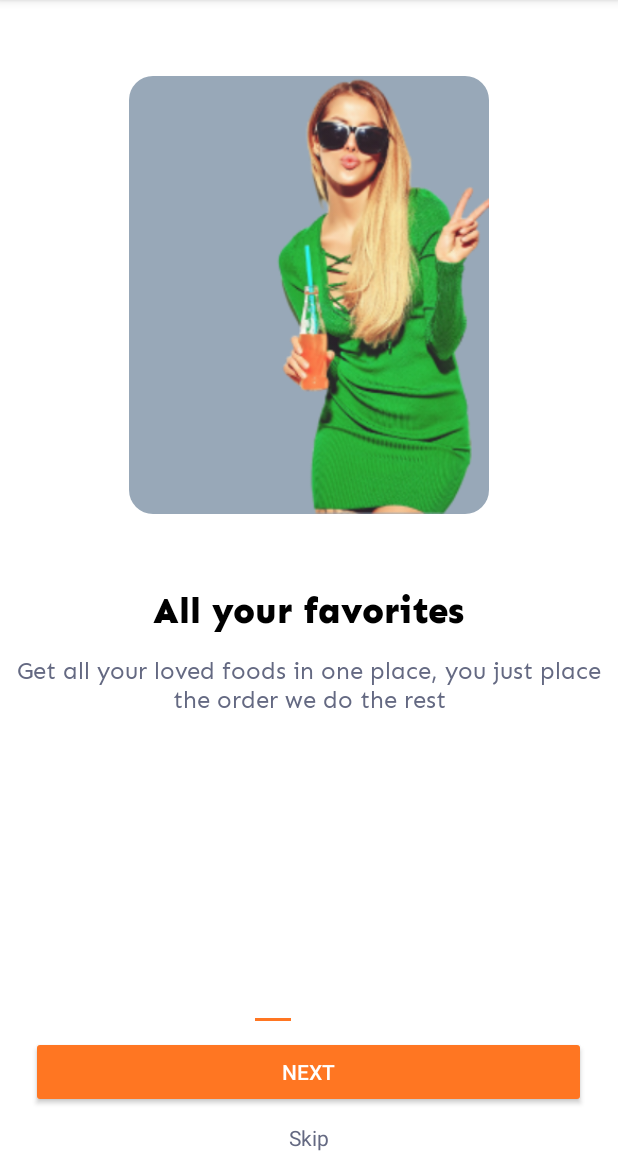
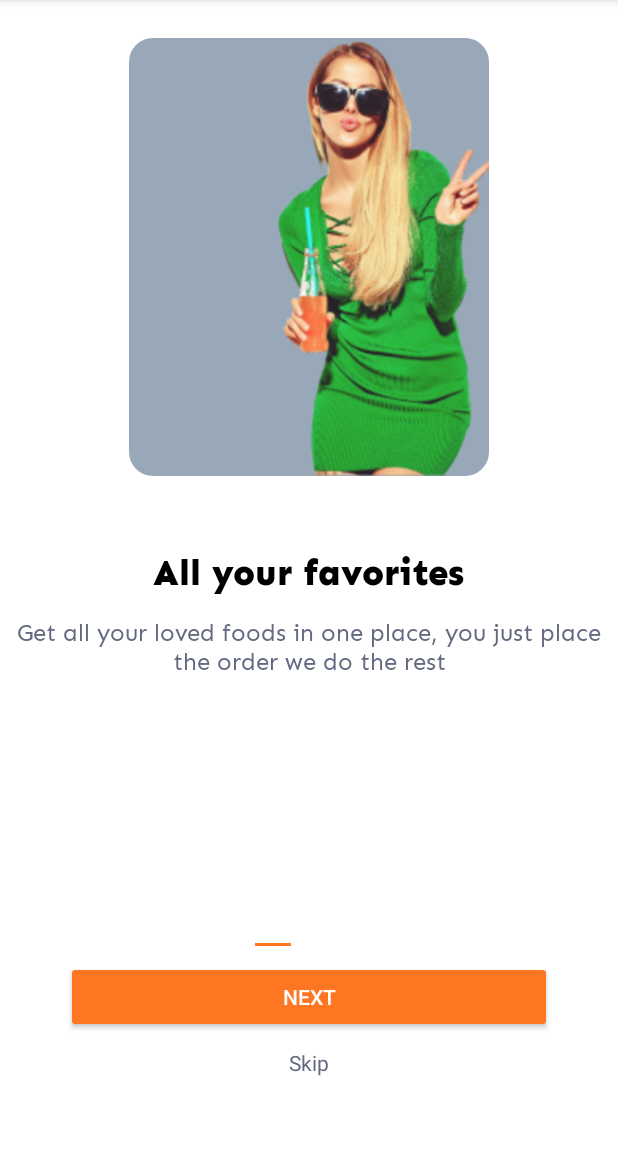
Before and after one commit to JosueAhobade/goevent, an Android app built with Jetpack Compose: the screen it shows after launch (OnboardingActivity), on a phone screen of 412 x 824 dp, the part 84-1236 px from its top. Run offline under Robolectric (Android 15) with nearby library versions, the phone set to English and light mode, and no system bars.

Commit message:
ajout d'un padding pour l'onbording

```diff
--- a/app/src/main/res/layout/activity_onboarding.xml
+++ b/app/src/main/res/layout/activity_onboarding.xml
@@ -22,6 +22,7 @@
         android:layout_height="wrap_content"
         android:orientation="vertical"
         android:gravity="center_horizontal"
+        android:paddingBottom="50dp"
         app:layout_constraintBottom_toBottomOf="parent">
 
         <!-- Indicateurs (points) -->
@@ -35,14 +36,15 @@
             android:layout_gravity="center" />
 
         <!-- Boutons -->
+
         <Button
             android:id="@+id/btnNext"
-            android:layout_width="370dp"
+            android:layout_width="324dp"
             android:layout_height="wrap_content"
+            android:layout_marginTop="10dp"
+            android:backgroundTint="@color/orange"
             android:text="@string/btn_next"
-            android:backgroundTint="@color/orange"
-            android:textColor="@color/white"
-            android:layout_marginTop="10dp" />
+            android:textColor="@color/white" />
 
         <TextView
             android:id="@+id/btnSkip"
```
